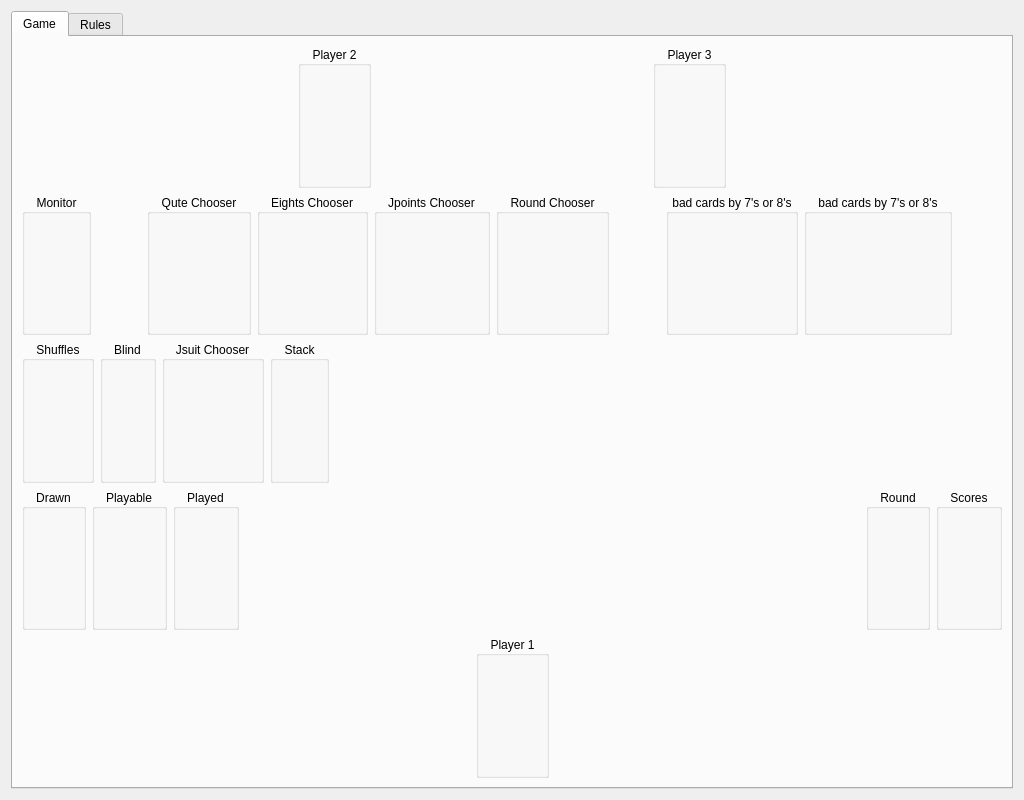
The window that table.ui (squawk7x/aQuteCardGame) describes before a commit, drawn with Qt 5.
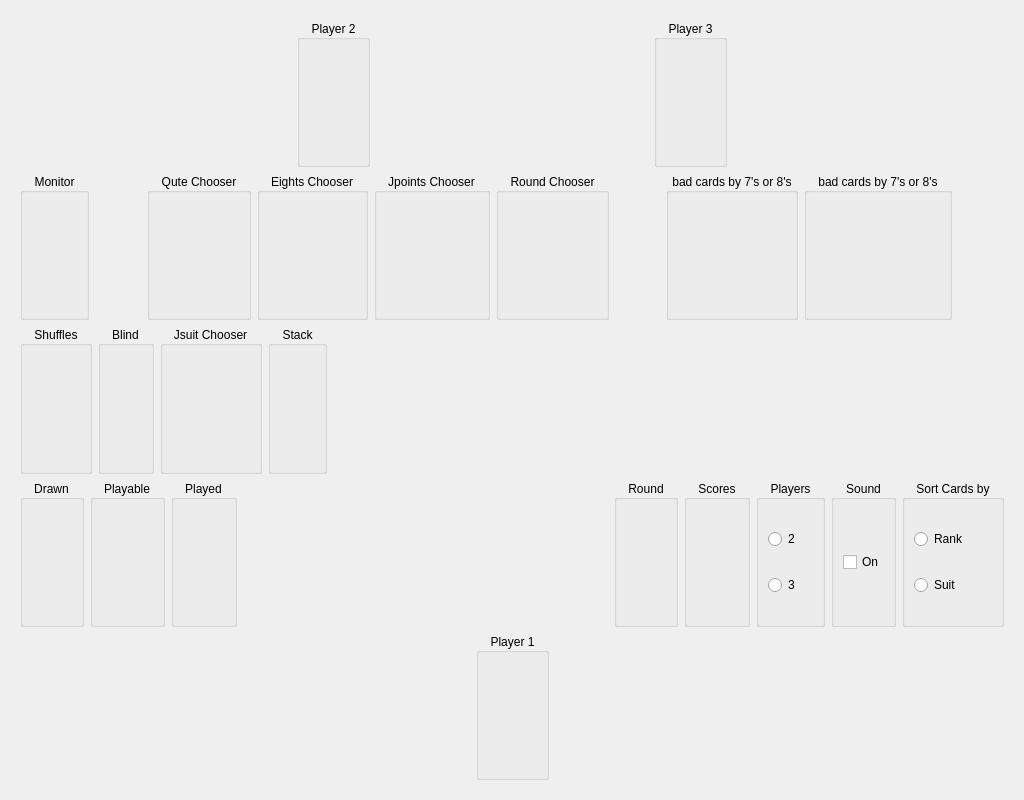
The same window after the commit.

Commit message:
Version for 2 or 3 Players
Renaming in table.ui and table.cpp
padding of card and choosers reduced to 0px

What changed in the file:
```diff
--- a/table.ui
+++ b/table.ui
@@ -15,14 +15,7 @@
   </property>
   <layout class="QGridLayout" name="gridLayout">
    <item row="0" column="0">
-    <widget class="QTabWidget" name="GameWidget">
-     <property name="currentIndex">
-      <number>0</number>
-     </property>
-     <widget class="QWidget" name="theGame">
-      <attribute name="title">
-       <string>Game</string>
-      </attribute>
+    <widget class="QFrame" name="GameWidget">
       <layout class="QVBoxLayout" name="verticalLayout_2">
        <item>
         <layout class="QHBoxLayout" name="horizontalLayout_01">
@@ -411,7 +404,78 @@
            <property name="alignment">
             <set>Qt::AlignCenter</set>
            </property>
-           <layout class="QHBoxLayout" name="scores"/>
+          <layout class="QHBoxLayout" name="layoutScores"/>
+         </widget>
+        </item>
+        <item>
+         <widget class="QGroupBox" name="gbNumberOfPlayers">
+          <property name="title">
+           <string>Players</string>
+          </property>
+          <property name="alignment">
+           <set>Qt::AlignCenter</set>
+          </property>
+          <layout class="QGridLayout" name="gridLayout_2">
+           <item row="0" column="0">
+            <widget class="QRadioButton" name="rbNumPlayers2">
+             <property name="text">
+              <string>2</string>
+             </property>
+            </widget>
+           </item>
+           <item row="1" column="0">
+            <widget class="QRadioButton" name="rbNumerPlayers3">
+             <property name="text">
+              <string>3</string>
+             </property>
+            </widget>
+           </item>
+          </layout>
+         </widget>
+        </item>
+        <item>
+         <widget class="QGroupBox" name="gbSound">
+          <property name="title">
+           <string>Sound</string>
+          </property>
+          <property name="alignment">
+           <set>Qt::AlignCenter</set>
+          </property>
+          <layout class="QGridLayout" name="gridLayout_3">
+           <item row="0" column="0">
+            <widget class="QCheckBox" name="cbSoundOn">
+             <property name="text">
+              <string>On</string>
+             </property>
+            </widget>
+           </item>
+          </layout>
+         </widget>
+        </item>
+        <item>
+         <widget class="QGroupBox" name="gbSortCardsBy">
+          <property name="title">
+           <string>Sort Cards by</string>
+          </property>
+          <property name="alignment">
+           <set>Qt::AlignCenter</set>
+          </property>
+          <layout class="QGridLayout" name="gridLayout_4">
+           <item row="0" column="0">
+            <widget class="QRadioButton" name="rbRank">
+             <property name="text">
+              <string>Rank</string>
+             </property>
+            </widget>
+           </item>
+           <item row="1" column="0">
+            <widget class="QRadioButton" name="rbSuit">
+             <property name="text">
+              <string>Suit</string>
+             </property>
+            </widget>
+           </item>
+          </layout>
           </widget>
          </item>
         </layout>
@@ -458,12 +522,6 @@
         </layout>
        </item>
       </layout>
-     </widget>
-     <widget class="QWidget" name="HowToPlay">
-      <attribute name="title">
-       <string>Rules</string>
-      </attribute>
-     </widget>
     </widget>
    </item>
   </layout>
```
Left out of the diff: 74 changed lines with no effect on the pictures. Lines whose indentation alone changed are shown as unchanged. The commit also changes 7 other files.
